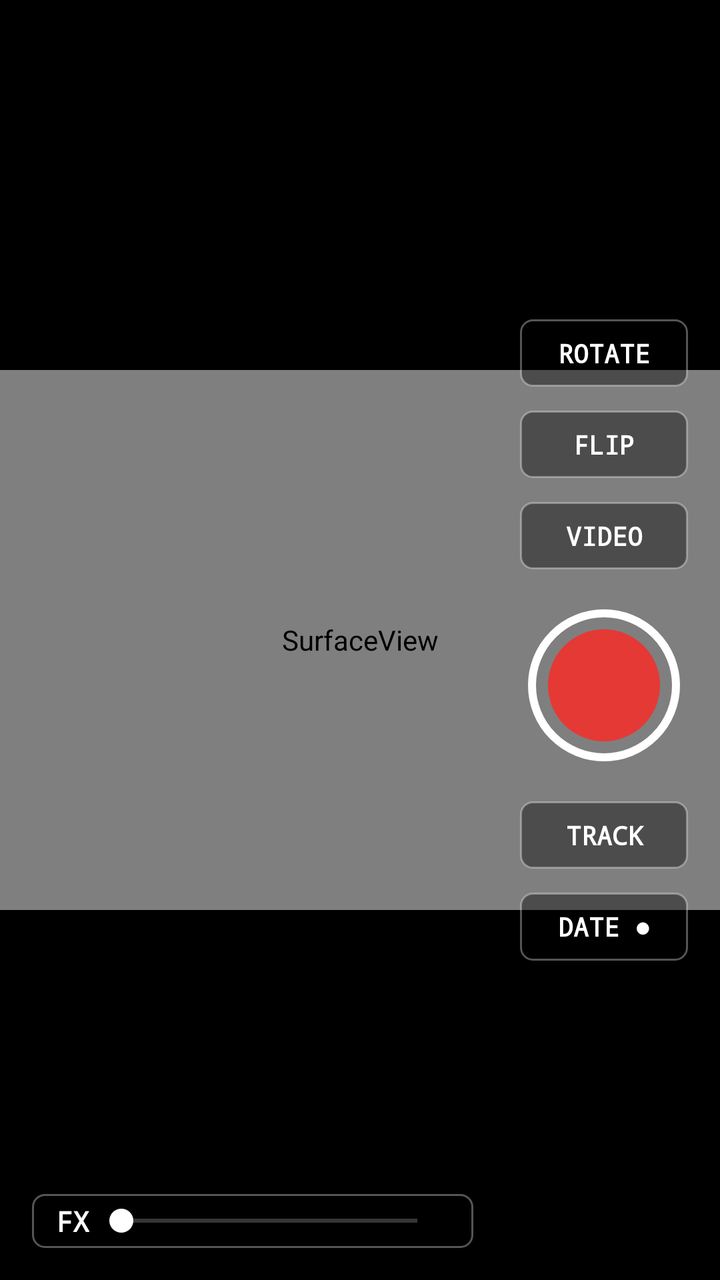
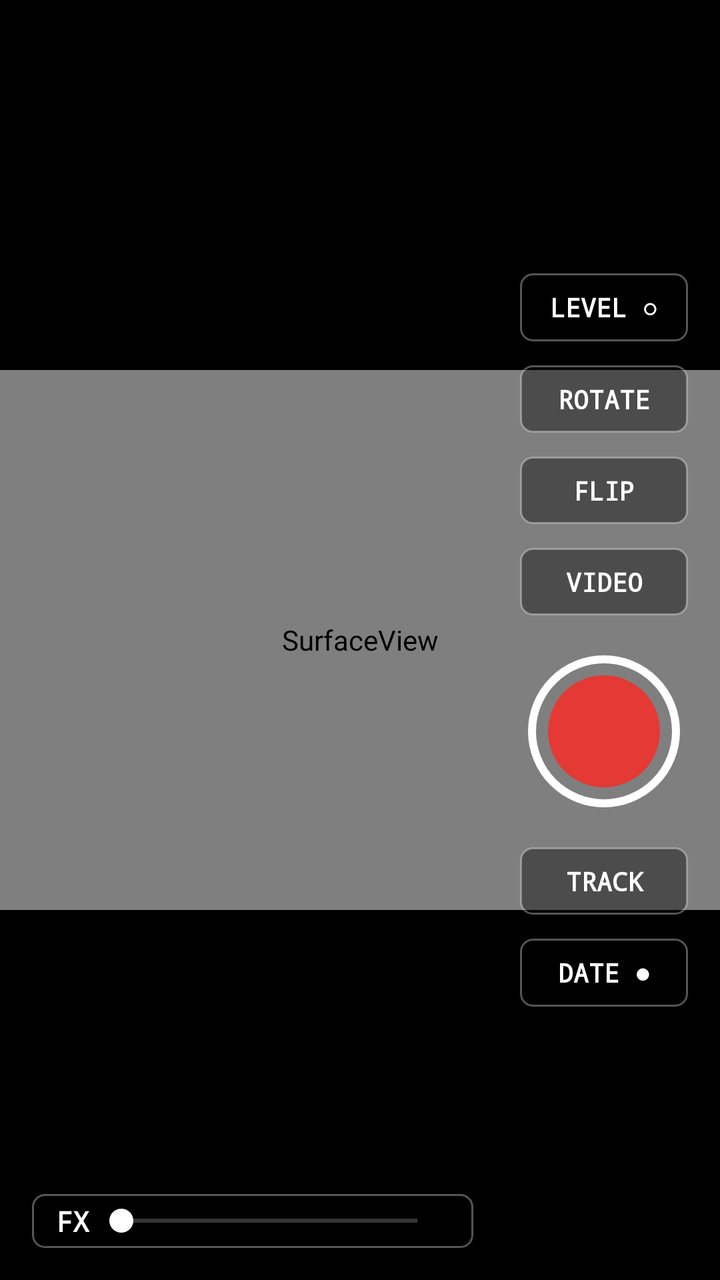

Compare the two renders of this Android layout. The source of the first and the diff that turns it into the second are given below.
<!-- AndroidManifest.xml: application theme Theme.TapeCam -->
<!-- res/layout/activity_main.xml -->
<?xml version="1.0" encoding="utf-8"?>
<androidx.constraintlayout.widget.ConstraintLayout xmlns:android="http://schemas.android.com/apk/res/android"
    xmlns:app="http://schemas.android.com/apk/res-auto"
    android:layout_width="match_parent"
    android:layout_height="match_parent"
    android:background="#000000">

    
    <SurfaceView
        android:id="@+id/preview"
        android:layout_width="0dp"
        android:layout_height="0dp"
        app:layout_constraintDimensionRatio="4:3"
        app:layout_constraintTop_toTopOf="parent"
        app:layout_constraintBottom_toBottomOf="parent"
        app:layout_constraintStart_toStartOf="parent"
        app:layout_constraintEnd_toEndOf="parent" />

    <View
        android:id="@+id/flash"
        android:layout_width="0dp"
        android:layout_height="0dp"
        android:alpha="0"
        android:background="#FFFFFF"
        app:layout_constraintTop_toTopOf="@id/preview"
        app:layout_constraintBottom_toBottomOf="@id/preview"
        app:layout_constraintStart_toStartOf="@id/preview"
        app:layout_constraintEnd_toEndOf="@id/preview" />

    
    <LinearLayout
        android:layout_width="wrap_content"
        android:layout_height="wrap_content"
        android:gravity="center_horizontal"
        android:orientation="vertical"
        android:padding="16dp"
        app:layout_constraintTop_toTopOf="parent"
        app:layout_constraintBottom_toBottomOf="parent"
        app:layout_constraintEnd_toEndOf="parent">

        <TextView android:id="@+id/btnRotate" style="@style/CtrlButton" android:text="ROTATE" />
        <TextView android:id="@+id/btnFlip" style="@style/CtrlButton" android:text="FLIP" />
        <TextView android:id="@+id/btnMode" style="@style/CtrlButton" android:text="VIDEO" />

        <View
            android:id="@+id/btnShutter"
            android:layout_width="76dp"
            android:layout_height="76dp"
            android:layout_marginVertical="14dp"
            android:background="@drawable/shutter_rec"
            android:contentDescription="Shutter" />

        <TextView android:id="@+id/btnTrack" style="@style/CtrlButton" android:text="TRACK" />
        <TextView android:id="@+id/btnDate" style="@style/CtrlButton" android:text="DATE ●" />
    </LinearLayout>

    
    <LinearLayout
        android:layout_width="wrap_content"
        android:layout_height="wrap_content"
        android:layout_margin="16dp"
        android:background="@drawable/ctrl_bg"
        android:gravity="center_vertical"
        android:orientation="horizontal"
        android:paddingHorizontal="12dp"
        android:paddingVertical="4dp"
        app:layout_constraintBottom_toBottomOf="parent"
        app:layout_constraintStart_toStartOf="parent">

        <TextView
            android:layout_width="wrap_content"
            android:layout_height="wrap_content"
            android:fontFamily="monospace"
            android:text="FX"
            android:textColor="#FFFFFF"
            android:textStyle="bold" />

        <SeekBar
            android:id="@+id/fxSeek"
            android:layout_width="180dp"
            android:layout_height="wrap_content"
            android:max="100"
            android:progressTint="#E53935"
            android:thumbTint="#FFFFFF" />
    </LinearLayout>
</androidx.constraintlayout.widget.ConstraintLayout>
<!-- resources referenced by this layout -->
<resources>
  <!-- drawable ctrl_bg (drawable) -->
  <?xml version="1.0" encoding="utf-8"?>
  <ripple xmlns:android="http://schemas.android.com/apk/res/android" android:color="#44FFFFFF">
      <item>
          <shape android:shape="rectangle">
              <solid android:color="#66000000" />
              <stroke android:width="1dp" android:color="#55FFFFFF" />
              <corners android:radius="6dp" />
          </shape>
      </item>
  </ripple>
  <!-- drawable shutter_rec (drawable) -->
  <?xml version="1.0" encoding="utf-8"?>
  <layer-list xmlns:android="http://schemas.android.com/apk/res/android">
      <item><shape android:shape="oval"><stroke android:width="4dp" android:color="#FFFFFF" /></shape></item>
      <item android:top="10dp" android:bottom="10dp" android:left="10dp" android:right="10dp">
          <shape android:shape="oval"><solid android:color="#E53935" /></shape>
      </item>
  </layer-list>
  <style name="CtrlButton">
          <item name="android:layout_width">wrap_content</item>
          <item name="android:layout_height">wrap_content</item>
          <item name="android:layout_marginVertical">6dp</item>
          <item name="android:minWidth">84dp</item>
          <item name="android:gravity">center</item>
          <item name="android:paddingHorizontal">12dp</item>
          <item name="android:paddingVertical">8dp</item>
          <item name="android:background">@drawable/ctrl_bg</item>
          <item name="android:fontFamily">monospace</item>
          <item name="android:textStyle">bold</item>
          <item name="android:textSize">13sp</item>
          <item name="android:textColor">#FFFFFF</item>
          <item name="android:clickable">true</item>
          <item name="android:focusable">true</item>
      </style>
  <style name="Theme.TapeCam" parent="Theme.AppCompat.NoActionBar">
          <item name="android:windowBackground">@android:color/black</item>
          <item name="android:windowFullscreen">true</item>
          <item name="android:windowLayoutInDisplayCutoutMode">shortEdges</item>
          <item name="colorAccent">#E53935</item>
      </style>
</resources>

<!-- the commit's change to res/layout/activity_main.xml (unified diff, before → after) -->
@@ -38,6 +38,7 @@
         app:layout_constraintBottom_toBottomOf="parent"
         app:layout_constraintEnd_toEndOf="parent">
 
+        <TextView android:id="@+id/btnLevel" style="@style/CtrlButton" android:text="LEVEL ○" />
         <TextView android:id="@+id/btnRotate" style="@style/CtrlButton" android:text="ROTATE" />
         <TextView android:id="@+id/btnFlip" style="@style/CtrlButton" android:text="FLIP" />
         <TextView android:id="@+id/btnMode" style="@style/CtrlButton" android:text="VIDEO" />
